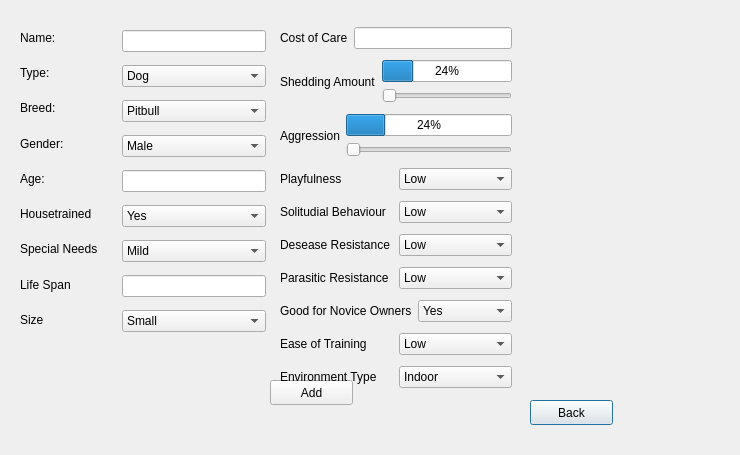
The window that addanimalview.ui (maliklewis/comp3004) describes before a commit, drawn with Qt 5.
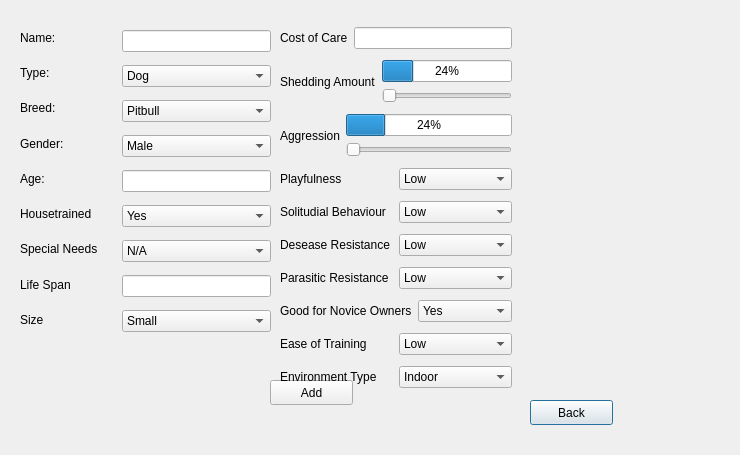
The same window after the commit.

The edit to the form file:
```diff
--- a/addanimalview.ui
+++ b/addanimalview.ui
@@ -44,7 +44,7 @@
     <rect>
      <x>122</x>
      <y>23</y>
-     <width>144</width>
+     <width>149</width>
      <height>321</height>
     </rect>
    </property>
@@ -155,7 +155,12 @@
      <widget class="QComboBox" name="specialNeedsDropdown">
       <item>
        <property name="text">
-        <string>Mild</string>
+        <string>N/A</string>
+       </property>
+      </item>
+      <item>
+       <property name="text">
+        <string>Low</string>
        </property>
       </item>
       <item>
```
